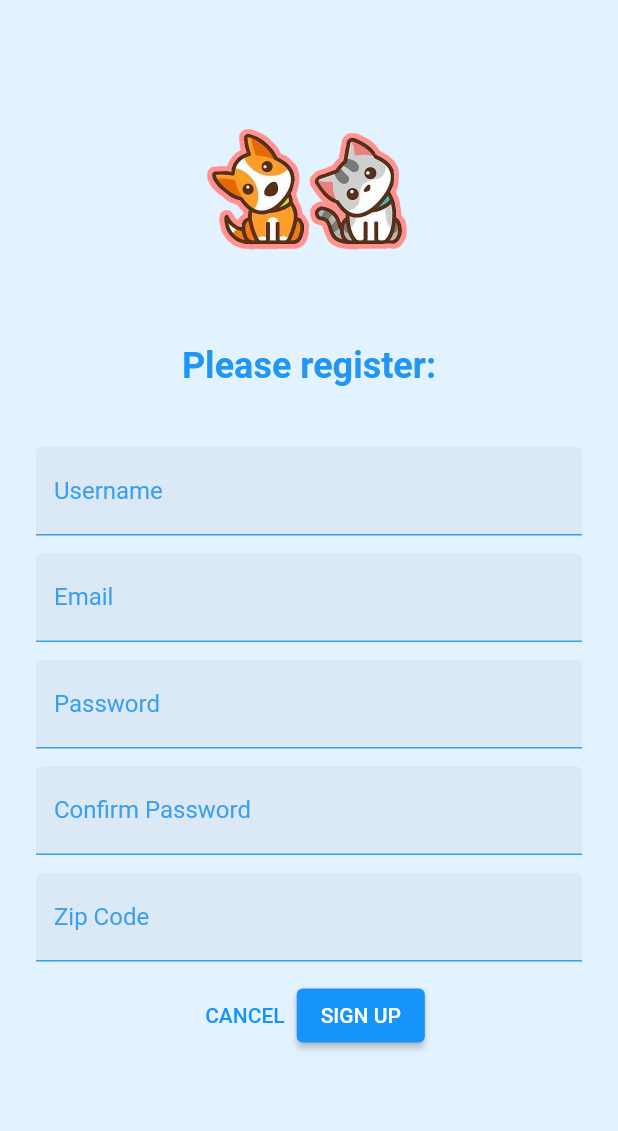
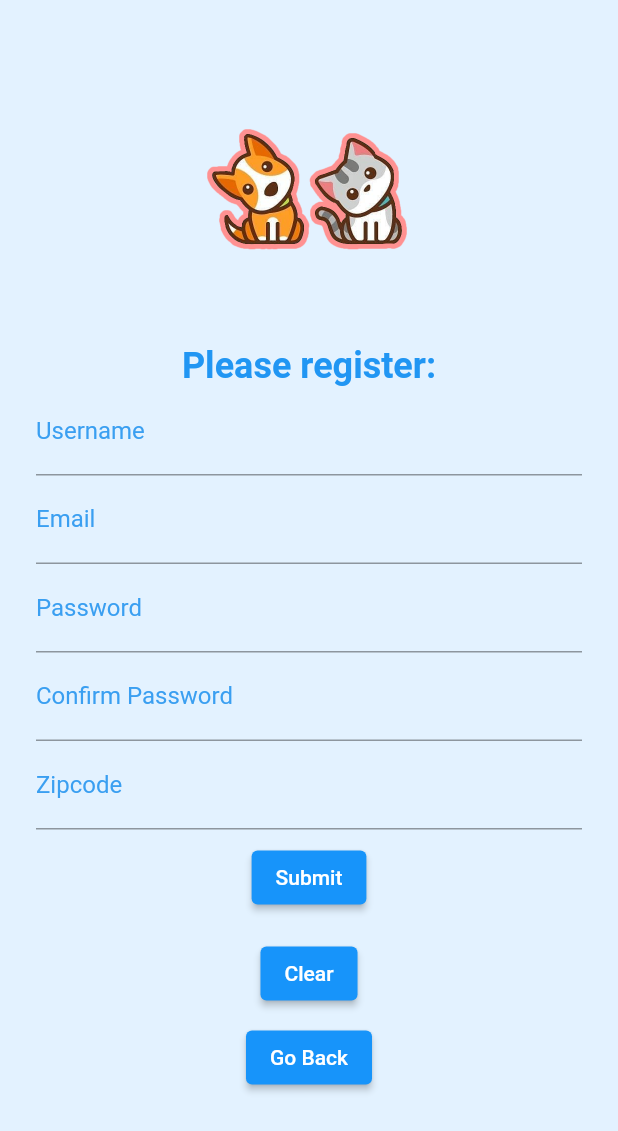
Before and after one commit to Lean-Mean-Pet-Feeding-Machine/pet-feeder, a Flutter app: the SignUpPage screen opened by its route, on a phone screen of 412 x 824 dp. Shown: the top 1131 px of the screen. Run offline on Flutter 3.47's test engine with Material 2 defaults, Android fonts, the phone set to English and light mode, and no system bars; drawn by our look-alikes of flutter_form_builder; our stand-ins replace carousel_slider, fl_chart, flutter_riverpod, form_builder_validators; generated files the repository leaves out were written again.

Commit message:
Add registration

```diff
--- a/pet_feeder/lib/login.dart
+++ b/pet_feeder/lib/login.dart
@@ -23,7 +23,6 @@ final authProvider = StateNotifierProvider<AuthNotifier, UserData?>((ref) {
   return AuthNotifier(ref.read(userDBProvider));
 });
 
-final userDBProvider = Provider<UserDB>((ref) => UserDB());
 final _passwordController = TextEditingController();
 
 class LoginPage extends ConsumerWidget {
@@ -81,7 +80,7 @@ class LoginPage extends ConsumerWidget {
                 TextButton(
                     onPressed: () => Navigator.of(context).push(
                         MaterialPageRoute(
-                            builder: (context) => const SignUpPage())),
+                            builder: (context) => SignUpPage())),
                     child: const Text('Register')),
                 const Spacer(),
                 TextButton(
--- a/pet_feeder/lib/signup.dart
+++ b/pet_feeder/lib/signup.dart
@@ -1,21 +1,18 @@
 import 'package:flutter/material.dart';
+import 'package:flutter_form_builder/flutter_form_builder.dart';
+import 'package:flutter_riverpod/flutter_riverpod.dart';
+import 'package:form_builder_validators/form_builder_validators.dart';
+import 'package:pet_feeder/src/data_model/user_db.dart';
 
-class SignUpPage extends StatefulWidget {
-  const SignUpPage({Key? key}) : super(key: key);
+
+
+class SignUpPage extends ConsumerWidget {
+  final _formKey = GlobalKey<FormBuilderState>();
 
   @override
-  _SignUpPageState createState() => _SignUpPageState();
-}
+  Widget build(BuildContext context, WidgetRef ref) {
+    final userDB = ref.watch(userDBProvider);
 
-class _SignUpPageState extends State<SignUpPage> {
-  final _usernameController = TextEditingController();
-  final _passwordController = TextEditingController();
-  final _confirmPasswordController = TextEditingController();
-  final _emailController = TextEditingController();
-  final _zipCodeController = TextEditingController();
-
-  @override
-  Widget build(BuildContext context) {
     return Scaffold(
       body: SafeArea(
         child: ListView(
@@ -38,79 +35,89 @@ class _SignUpPageState extends State<SignUpPage> {
                 ),
               ],
             ),
-            const SizedBox(height: 40.0),
-            TextField(
-              controller: _usernameController,
-              decoration: const InputDecoration(
-                filled: true,
-                labelText: 'Username',
+            FormBuilder(
+              key: _formKey,
+              autovalidateMode: AutovalidateMode.onUserInteraction,
+              child: Column(
+                children: [
+                  FormBuilderTextField(
+                    name: 'username',
+                    validator: FormBuilderValidators.compose([
+                      FormBuilderValidators.required(),
+                    ]),
+                    decoration: InputDecoration(labelText: 'Username'),
+                  ),
+                  FormBuilderTextField(
+                    name: 'email',
+                    validator: FormBuilderValidators.compose([
+                      FormBuilderValidators.required(),
+                      FormBuilderValidators.email(),
+                    ]),
+                    decoration: InputDecoration(labelText: 'Email'),
+                  ),
+                  FormBuilderTextField(
+                    name: 'password',
+                    validator: FormBuilderValidators.compose([
+                      FormBuilderValidators.required(),
+                    ]),
+                    decoration: InputDecoration(labelText: 'Password'),
+                    obscureText: true,
+                  ),
+                  FormBuilderTextField(
+                    name: 'confirmPassword',
+                    validator: FormBuilderValidators.compose([
+                      FormBuilderValidators.required(),
+                    ]),
+                    decoration: InputDecoration(labelText: 'Confirm Password'),
+                    obscureText: true,
+                  ),
+                  FormBuilderTextField(
+                    name: 'zipcode',
+                    validator: FormBuilderValidators.compose([
+                    ]),
+                    decoration: InputDecoration(labelText: 'Zipcode'),
+                  ),
+                      Padding(
+                        padding: const EdgeInsets.all(8.0),
+                        child: ElevatedButton(onPressed: () {
+                          if (_formKey.currentState!.saveAndValidate()) {
+                            print(_formKey.currentState?.value);
+                            print(_formKey.currentState?.value['password']);
+                            userDB.addUser(
+                                UserData(
+                                  id: 'user-12',
+                                  email: _formKey.currentState?.value['email'],
+                                  userName: _formKey.currentState?.value['username'],
+                                  password: _formKey.currentState?.value['password'],
+                                ));
+                            Navigator.pushReplacementNamed(context, '/navbar');
+                          }
+                        },
+                            child: Text('Submit')
                         ),
                       ),
-            const SizedBox(height: 12.0),
-            TextField(
-              controller: _emailController,
-              decoration: const InputDecoration(
-                filled: true,
-                labelText: 'Email',
+                      Padding(
+                        padding: const EdgeInsets.all(8.0),
+                        child: ElevatedButton(onPressed: () {
+                          _formKey.currentState?.reset();
+                        },
+                          child: Text('Clear')
                          ),
-            ),
-            const SizedBox(height: 12.0),
-            TextField(
-              controller: _passwordController,
-              decoration: const InputDecoration(
-                filled: true,
-                labelText: 'Password',
-              ),
-              obscureText: true,
-            ),
-            const SizedBox(height: 12.0),
-            TextField(
-              controller: _confirmPasswordController,
-              decoration: const InputDecoration(
-                filled: true,
-                labelText: 'Confirm Password',
-              ),
-              obscureText: true,
-            ),
-            const SizedBox(height: 12.0),
-            TextField(
-              controller: _zipCodeController,
-              decoration: const InputDecoration(
-                filled: true,
-                labelText: 'Zip Code',
-              ),
-            ),
-            const SizedBox(height: 12.0),
-            OverflowBar(
-              alignment: MainAxisAlignment.center,
-              children: <Widget>[
-                TextButton(
-                  child: const Text('CANCEL'),
-                  onPressed: () {
-                    _usernameController.clear();
-                    _emailController.clear();
-                    _passwordController.clear();
-                    _confirmPasswordController.clear();
-                    _zipCodeController.clear();
-                  },
                       ),
                   ElevatedButton(
                       onPressed: () {
-                    // Simulate a sign-up process (replace with your actual sign-up logic)
-                    bool signUpSuccessful =
-                        true; // Replace with actual sign-up logic
-
-                    if (signUpSuccessful) {
-                      Navigator.pushReplacementNamed(context, '/navbar');
-                    }
+                        Navigator.pop(context);
+                        Navigator.pushReplacementNamed(context, '/login');
                       },
-                  child: const Text('SIGN UP'),
+                      child: Text('Go Back'),
+                  )
+                    ],
                   ),
-              ],
             ),
           ],
         ),
       ),
     );
   }
+
 }
--- a/pet_feeder/lib/src/data_model/user_db.dart
+++ b/pet_feeder/lib/src/data_model/user_db.dart
@@ -1,4 +1,5 @@
 import 'package:collection/collection.dart';
+import 'package:flutter_riverpod/flutter_riverpod.dart';
 
 /// The data associated with users.
 class UserData {
@@ -6,28 +7,34 @@ class UserData {
     required this.id,
     required this.email,
     required this.userName,
-    required this.imagePath,
-    required this.zipCode,
-    required this.schedule,
-    required this.pets,
+    required this.password,
+    this.imagePath,
+    this.zipCode,
+    this.schedule,
+    this.pets,
   });
 
   String id;
   String email;
   String userName;
-  String imagePath; // Path to user profile picture (pfp)
-  String zipCode;
-  List<String> schedule;
-  List<String> pets; // List of pets the user owns
+  String password;
+  String? imagePath; // Path to user profile picture (pfp)
+  String? zipCode;
+  List<String>? schedule;
+  List<String>? pets; // List of pets the user owns
 }
 
 /// Provides access to and operations on all defined users.
 class UserDB {
+  UserDB(this.ref);
+  final ProviderRef<UserDB> ref;
+
   final List<UserData> _users = [
     UserData(
       id: 'user-001',
       email: 'Mark@hawaii.edu',
       userName: 'Mark',
+      password: 'password',
       imagePath: 'assets/images/user_pfp/user1.jpg',
       zipCode: '12345',
       schedule: ['T8:30:00', 'T14:00:00', 'T21:30:00', 'T20:30:00'],
@@ -37,6 +44,7 @@ class UserDB {
       id: 'user-002',
       email: 'Elon@gmail.com',
       userName: 'Elon',
+      password: 'password',
       imagePath: 'assets/images/user_pfp/user2.jpg',
       zipCode: '98622',
       schedule: ['T8:30:00', 'T20:30:00'],
@@ -46,6 +54,7 @@ class UserDB {
       id: 'user-003',
       email: 'ArianaG@hawaii.edu',
       userName: 'Ariana',
+      password: 'password',
       imagePath: 'assets/images/user_pfp/user3.jpg',
       zipCode: '98455',
       schedule: ['T6:30:00', 'T8:30:00', 'T22:00:00'],
@@ -74,9 +83,12 @@ class UserDB {
     print('Found user: $user');
     return user;
   }
+
+  void addUser(UserData userData) {
+    _users.insert(_users.length, userData);
+  }
 }
 
 /// The singleton instance providing access to all user data for clients.
-UserDB userDB = UserDB();
 
-UserData currentUser = userDB.getUser('user-001');
+final userDBProvider = Provider<UserDB>((ref) => UserDB(ref));
--- a/pet_feeder/pubspec.yaml
+++ b/pet_feeder/pubspec.yaml
@@ -22,6 +22,7 @@ dependencies:
   intl: ^0.18.1
   provider: ^6.0.5
   flutter_form_builder: ^9.1.1
+  form_builder_validators: ^9.1.0
 
 dev_dependencies:
   flutter_test:
```
Also changed, not shown: pet_feeder/lib/src/sample_feature/side_menu.dart (+6 -3 lines), pet_feeder/pubspec.lock. Lines whose indentation alone changed are shown as unchanged.
